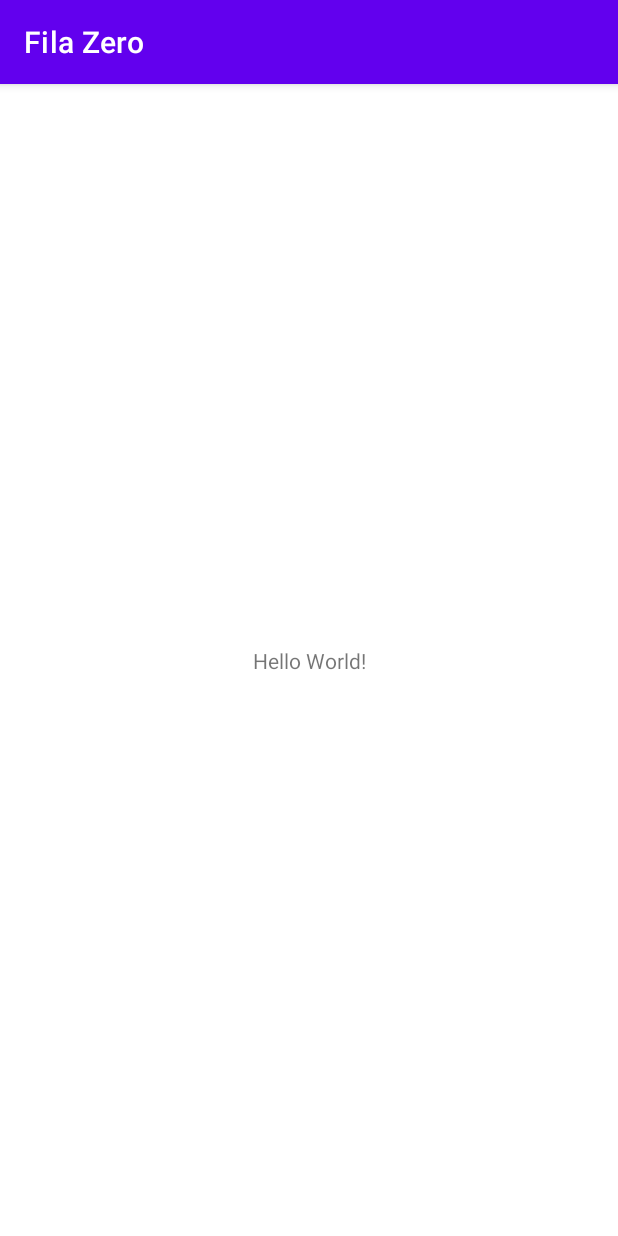
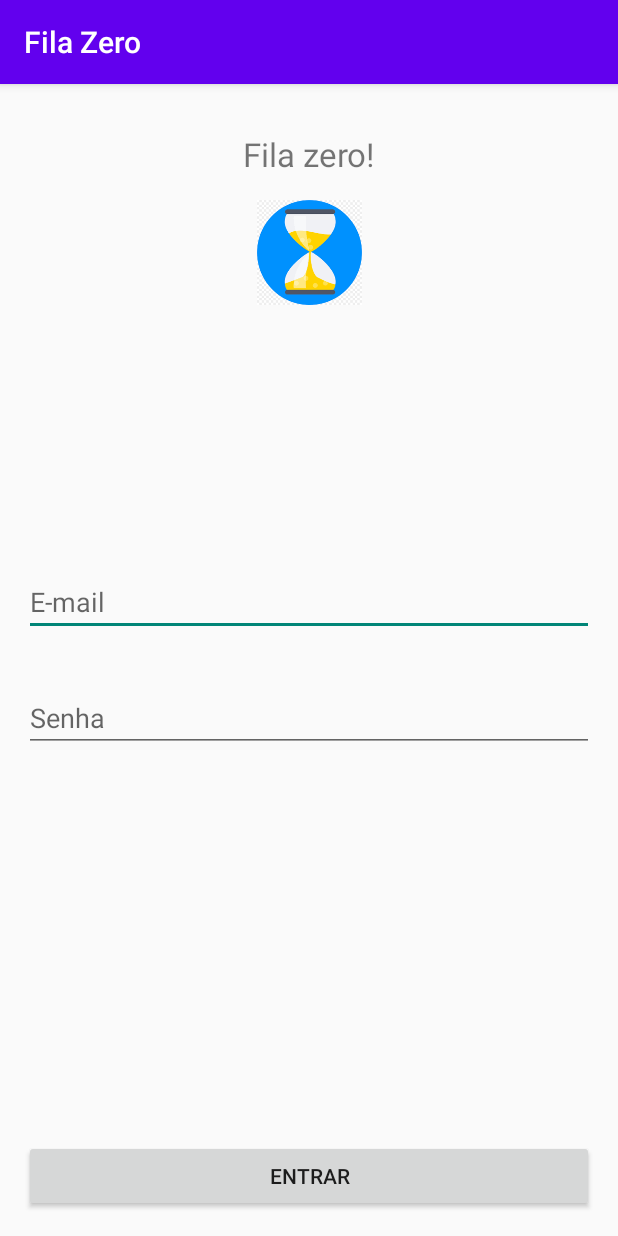
Before and after one commit to lucasrobertods/Fila-Zero, an Android app: the screen it shows after launch (MainActivity), on a phone screen of 412 x 824 dp. Run offline under Robolectric (Android 15) with nearby library versions, the phone set to English and light mode, and no system bars.

Commit message:
tela de login inicial

```diff
--- a/app/src/main/res/layout/activity_main.xml
+++ b/app/src/main/res/layout/activity_main.xml
@@ -7,12 +7,60 @@
     tools:context=".MainActivity">
 
     <TextView
+        android:id="@+id/textView"
         android:layout_width="wrap_content"
         android:layout_height="wrap_content"
-        android:text="Hello World!"
-        app:layout_constraintBottom_toBottomOf="parent"
+        android:layout_marginTop="32dp"
+        android:text="Fila zero!"
+        android:textSize="22sp"
         app:layout_constraintEnd_toEndOf="parent"
         app:layout_constraintStart_toStartOf="parent"
         app:layout_constraintTop_toTopOf="parent" />
 
+    <androidx.constraintlayout.widget.Guideline
+        android:id="@+id/guideline2"
+        android:layout_width="wrap_content"
+        android:layout_height="wrap_content"
+        android:orientation="horizontal"
+        app:layout_constraintGuide_percent=".5" />
+
+    <androidx.appcompat.widget.AppCompatImageView
+        android:id="@+id/appCompatImageView"
+        android:layout_width="70dp"
+        android:layout_height="70dp"
+        android:layout_marginTop="16dp"
+        android:src="@drawable/logo"
+        app:layout_constraintEnd_toEndOf="parent"
+        app:layout_constraintStart_toStartOf="parent"
+        app:layout_constraintTop_toBottomOf="@+id/textView" />
+
+    <androidx.appcompat.widget.AppCompatEditText
+        android:layout_width="match_parent"
+        android:layout_height="wrap_content"
+        android:hint="E-mail"
+        android:inputType="textEmailAddress"
+        android:layout_marginBottom="16dp"
+        android:layout_marginHorizontal="16dp"
+        app:layout_constraintEnd_toEndOf="parent"
+        app:layout_constraintBottom_toTopOf="@id/guideline2" />
+
+    <androidx.appcompat.widget.AppCompatEditText
+        android:layout_width="match_parent"
+        android:layout_height="wrap_content"
+        android:hint="Senha"
+        android:inputType="textPassword"
+        android:layout_marginTop="16dp"
+        android:layout_marginHorizontal="16dp"
+        app:layout_constraintEnd_toEndOf="parent"
+        app:layout_constraintTop_toBottomOf="@id/guideline2" />
+
+    <androidx.appcompat.widget.AppCompatButton
+        android:layout_width="match_parent"
+        android:layout_height="wrap_content"
+        android:text="Entrar"
+        android:layout_margin="16dp"
+        app:layout_constraintBottom_toBottomOf="parent"
+        app:layout_constraintEnd_toEndOf="parent"
+        app:layout_constraintStart_toStartOf="parent" />
+
 </androidx.constraintlayout.widget.ConstraintLayout>
--- a/app/src/main/res/values-night/themes.xml
+++ b/app/src/main/res/values-night/themes.xml
@@ -1,6 +1,6 @@
 <resources xmlns:tools="http://schemas.android.com/tools">
     <!-- Base application theme. -->
-    <style name="Theme.FilaZero" parent="Theme.MaterialComponents.DayNight.DarkActionBar">
+    <style name="Theme.FilaZero" parent="Theme.MaterialComponents.Light.DarkActionBar.Bridge">
         <!-- Primary brand color. -->
         <item name="colorPrimary">@color/purple_200</item>
         <item name="colorPrimaryVariant">@color/purple_700</item>
--- a/app/src/main/res/values/themes.xml
+++ b/app/src/main/res/values/themes.xml
@@ -1,6 +1,6 @@
 <resources xmlns:tools="http://schemas.android.com/tools">
     <!-- Base application theme. -->
-    <style name="Theme.FilaZero" parent="Theme.MaterialComponents.DayNight.DarkActionBar">
+    <style name="Theme.FilaZero" parent="Theme.MaterialComponents.Light.DarkActionBar.Bridge">
         <!-- Primary brand color. -->
         <item name="colorPrimary">@color/purple_500</item>
         <item name="colorPrimaryVariant">@color/purple_700</item>
```
Also changed, not shown: app/src/main/res/drawable/logo.png (added).
